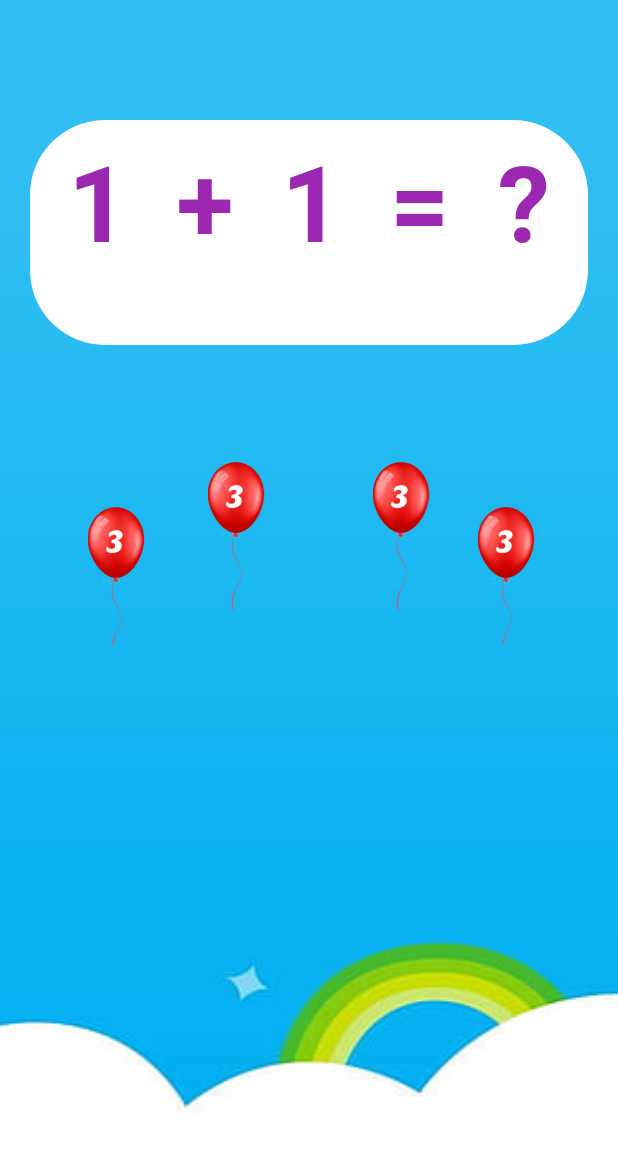
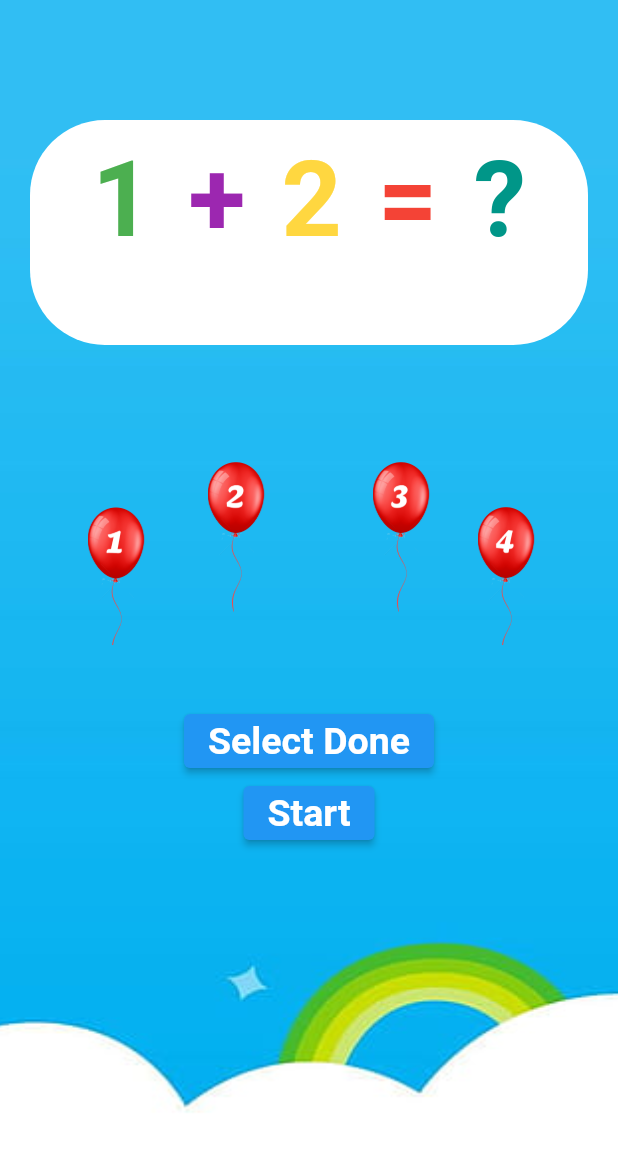
Before and after one commit to the-mir/BalloonGame, a Flutter app: the screen it shows after launch, on a phone screen of 412 x 824 dp. Shown: the top 1152 px of the screen. Run offline on Flutter 3.47's test engine with Material 2 defaults, Android fonts, the phone set to English and light mode, and no system bars.

Commit message:
add Select and Start Button

```diff
--- a/lib/main.dart
+++ b/lib/main.dart
@@ -1,12 +1,21 @@
+import 'dart:math';
+
 import 'package:flutter/material.dart';
 
 void main() {
   runApp(const MyApp());
 }
 
-class MyApp extends StatelessWidget {
+class MyApp extends StatefulWidget {
   const MyApp({Key? key}) : super(key: key);
 
+  @override
+  State<MyApp> createState() => _MyAppState();
+}
+
+class _MyAppState extends State<MyApp> {
+  int balloon_1=1,balloon_2=2,balloon_3=3,balloon_4=4,number_1=1,number_2=2,b_sum=0,cl=0,sel_1=0,sel_2=0,sel_count=2;
+  String result='?';
   @override
   Widget build(BuildContext context) {
     return  MaterialApp(
@@ -36,18 +45,18 @@ class MyApp extends StatelessWidget {
                         mainAxisAlignment: MainAxisAlignment.center,
                         children: [
                           Padding(
-                            padding: const EdgeInsets.all(16.0),
+                            padding: const EdgeInsets.all(12.0),
                             child: Expanded(
-                              child: Text("1",
+                              child: Text("$number_1",
                                 style: TextStyle(
                                     fontSize: 70,
                                     fontWeight: FontWeight.bold,
-                                    color: Colors.purple),
+                                    color: Colors.green),
                               ),
                             ),
                           ),
                           Padding(
-                            padding: const EdgeInsets.all(16.0),
+                            padding: const EdgeInsets.all(12.0),
                             child: Expanded(
                               child: Text("+",
                                 style: TextStyle(
@@ -58,35 +67,35 @@ class MyApp extends StatelessWidget {
                             ),
                           ),
                           Padding(
-                            padding: const EdgeInsets.all(16.0),
+                            padding: const EdgeInsets.all(12.0),
                             child: Expanded(
-                              child: Text("1",
+                              child: Text("$number_2",
                                 style: TextStyle(
                                     fontSize: 70,
                                     fontWeight: FontWeight.bold,
-                                    color: Colors.purple),
+                                    color: Colors.amberAccent),
                               ),
                             ),
                           ),
                           Padding(
-                            padding: const EdgeInsets.all(16.0),
+                            padding: const EdgeInsets.all(12.0),
                             child: Expanded(
                               child: Text("=",
                                 style: TextStyle(
                                     fontSize: 70,
                                     fontWeight: FontWeight.bold,
-                                    color: Colors.purple),
+                                    color: Colors.red),
                               ),
                             ),
                           ),
                           Padding(
-                            padding: const EdgeInsets.all(16.0),
+                            padding: const EdgeInsets.all(12.0),
                             child: Expanded(
-                              child: Text("?",
+                              child: Text("$result",
                                 style: TextStyle(
                                     fontSize: 70,
                                     fontWeight: FontWeight.bold,
-                                    color: Colors.purple),
+                                    color: Colors.teal),
                               ),
                             ),
                           ),
@@ -104,49 +113,137 @@ class MyApp extends StatelessWidget {
                     Positioned(
                       top: 100,
                       left: 20,
-                      child: TextButton(onPressed: (){}, child:
+                      child: TextButton(onPressed: (){
+                        setState(() {
+                          if(sel_count==2)
+                          {
+                            sel_1=balloon_1;
+                            sel_count--;
+                          }
+                          else{
+                            sel_2=balloon_1;
+                          }
+                        });
+                      }, child:
                       Container(
                         height: 100,
                         width: 100,
-                        child: Image.asset("assets/images/3.png",),
+                        child: Image.asset("assets/images/$balloon_1.png",),
                       ),
                       ),
                     ),
                     Positioned(
                       top: 70,
                       left: 100,
-                      child: TextButton(onPressed: (){}, child:
+                      child: TextButton(onPressed: (){
+                        setState(() {
+                          if(sel_count==2)
+                          {
+                            sel_1=balloon_2;
+                            sel_count--;
+                          }
+                          else{
+                            sel_2=balloon_2;
+                          }
+                        });
+                      }, child:
                       Container(
                         height: 100,
                         width: 100,
-                        child: Image.asset("assets/images/3.png",),
+                        child: Image.asset("assets/images/$balloon_2.png",),
                       ),
                       ),
                     ),
                     Positioned(
                       top: 70,
                       left: 210,
-                      child: TextButton(onPressed: (){}, child:
+                      child: TextButton(onPressed: (){
+                        setState(() {
+                          if(sel_count==2)
+                          {
+                            sel_1=balloon_3;
+                            sel_count--;
+                          }
+                          else{
+                            sel_2=balloon_3;
+                          }
+                        });
+                      }, child:
                       Container(
                         height: 100,
                         width: 100,
-                        child: Image.asset("assets/images/3.png",),
+                        child: Image.asset("assets/images/$balloon_3.png",),
                       ),
                       ),
                     ),
                     Positioned(
                       top: 100,
                       left: 280,
-                      child: TextButton(onPressed: (){}, child:
+                      child: TextButton(onPressed: (){
+                        setState(() {
+                          if(sel_count==2)
+                            {
+                              sel_1=balloon_4;
+                              sel_count--;
+                            }
+                          else{
+                            sel_2=balloon_4;
+                          }
+                        });
+                      }, child:
                       Container(
                         height: 100,
                         width: 100,
-                        child: Image.asset("assets/images/3.png",),
+                        child: Image.asset("assets/images/$balloon_4.png",),
                       ),
                       ),
                     ),
                   ],
-                )
+                ),
+                SizedBox(height: 40.0,),
+                ElevatedButton(onPressed: (){
+                  b_sum=sel_1+sel_2;
+                  print(sel_1);
+                  print(sel_2);
+                  print(b_sum);
+                  result= b_sum.toString();
+                }, child: Text("Select Done",style: TextStyle(fontSize: 25.0,fontWeight: FontWeight.bold),)),
+                ElevatedButton(onPressed: (){
+                  setState(() {
+                    balloon_1=Random().nextInt(9)+1;
+                    balloon_2=Random().nextInt(9)+1;
+                    balloon_3=Random().nextInt(9)+1;
+                    balloon_4=Random().nextInt(9)+1;
+                    cl++;
+                    if(cl==1)
+                      {
+                        number_1=balloon_2;
+                        number_2=balloon_3;
+                      }
+                    else if(cl==2)
+                      {
+                        number_1=balloon_1;
+                        number_2=balloon_4;
+                      }
+                    else if(cl==3)
+                      {
+                        number_1=balloon_1;
+                        number_2=balloon_3;
+                      }
+                    else if(cl==4)
+                      {
+                        number_1=balloon_2;
+                        number_2=balloon_4;
+                      }
+                    if(cl==4)
+                      {
+                        cl=0;
+                      }
+                    b_sum=0;
+                    result='?';
+                  });
+                }, child: Text("Start",style: TextStyle(fontSize: 25.0,fontWeight: FontWeight.bold),)),
+
               ],
             ),
           )
```
Also changed, not shown: assets/images/1.png (added).
